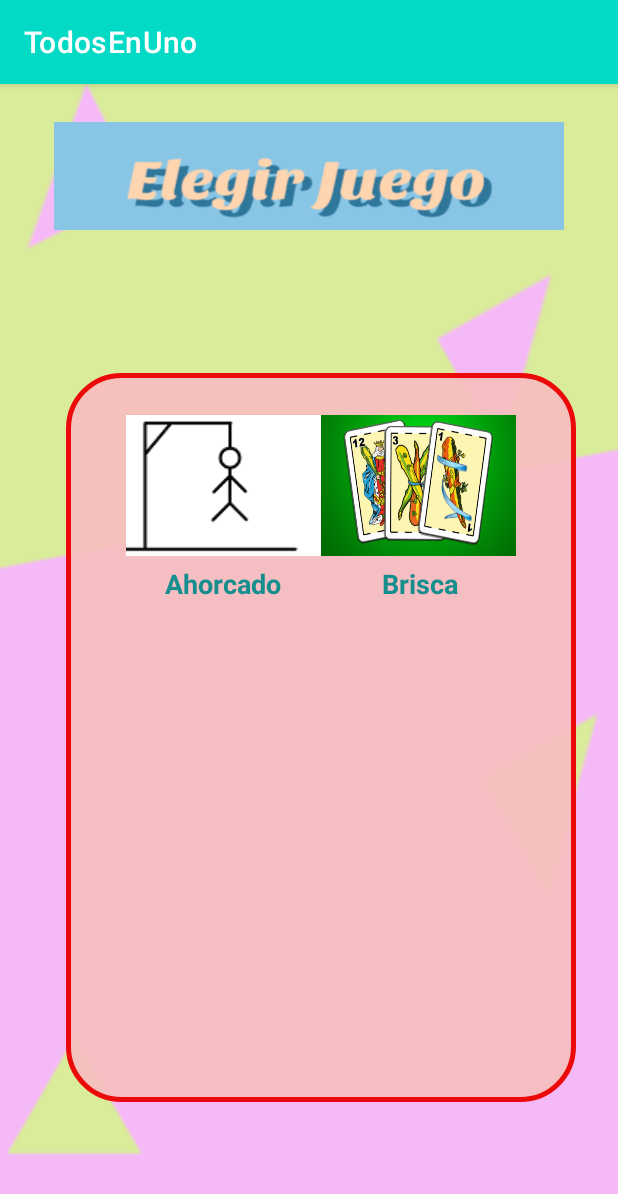
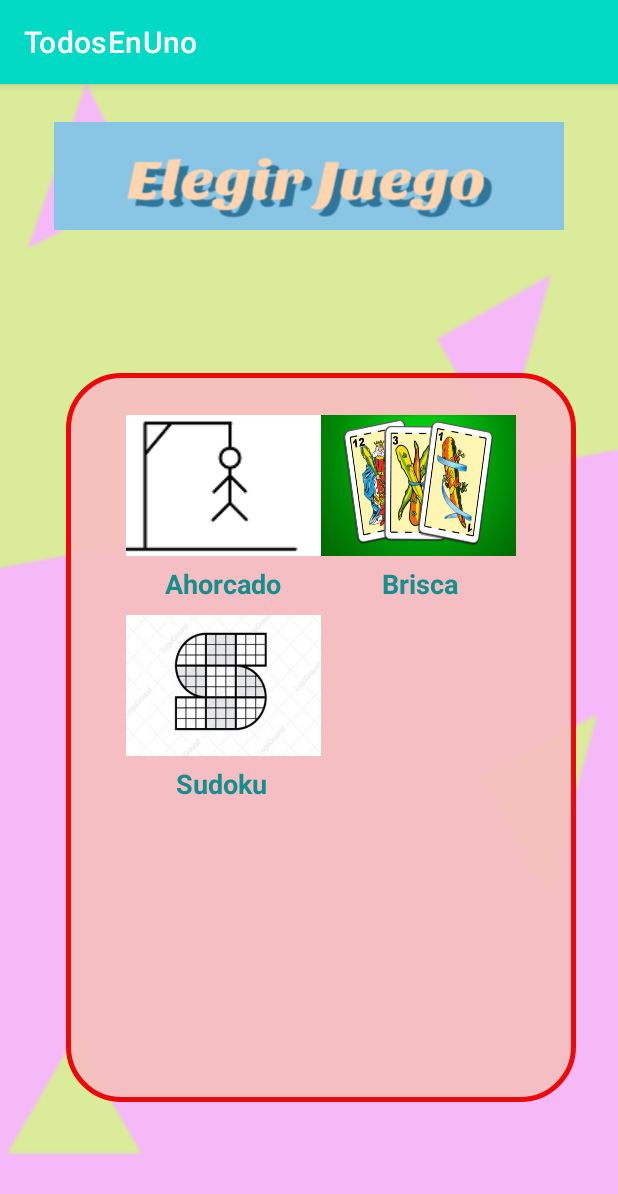
Before and after one commit to theanimaljavi/TodosEnUno, an Android app: the ElegirJuego screen opened directly, with no data from a screen before it, on a phone screen of 412 x 824 dp. Shown: the top 1194 px of the screen. Run offline under Robolectric (Android 15) with nearby library versions, the phone set to English and light mode, and no system bars.

Commit message:
Añadido apartado Sudoku.

```diff
--- a/app/src/main/AndroidManifest.xml
+++ b/app/src/main/AndroidManifest.xml
@@ -13,6 +13,7 @@
         android:roundIcon="@mipmap/ic_launcher_round"
         android:supportsRtl="true"
         android:theme="@style/Theme.TodosEnUno">
+        <activity android:name=".Sudoku.sudoku_jugar"></activity>
         <activity android:name=".Brisca.brisca_jugar" />
         <activity android:name=".Ahorcado.DosJugadores" />
         <activity android:name=".MainActivity">
--- a/app/src/main/java/com/javigu/todosenuno/Brisca/brisca_jugar.java
+++ b/app/src/main/java/com/javigu/todosenuno/Brisca/brisca_jugar.java
@@ -56,9 +56,6 @@ public class brisca_jugar extends AppCompatActivity {
     int o=0, count=0;
     //manejador transiciones
     final Handler handler = new Handler();
-    //*****************TRABAJAR*****************
-    // 27/04
-    // colocar ivTrasera en las cartas IA
 
 
     @Override
--- /dev/null
+++ b/app/src/main/java/com/javigu/todosenuno/Sudoku/sudoku_jugar.java
@@ -0,0 +1,16 @@
+package com.javigu.todosenuno.Sudoku;
+
+import androidx.appcompat.app.AppCompatActivity;
+
+import android.os.Bundle;
+
+import com.javigu.todosenuno.R;
+
+public class sudoku_jugar extends AppCompatActivity {
+
+    @Override
+    protected void onCreate(Bundle savedInstanceState) {
+        super.onCreate(savedInstanceState);
+        setContentView(R.layout.sudoku_jugar);
+    }
+}
--- a/app/src/main/res/layout/elegir_juego.xml
+++ b/app/src/main/res/layout/elegir_juego.xml
@@ -96,6 +96,37 @@
 
     </TextView>
 
+    <ImageButton
+        android:id="@+id/ibSudoku"
+        android:layout_width="130dp"
+        android:layout_height="94dp"
+        android:background="@drawable/sudoku"
+        app:layout_constraintBottom_toBottomOf="parent"
+        app:layout_constraintEnd_toEndOf="parent"
+        app:layout_constraintHorizontal_bias="0.298"
+        app:layout_constraintStart_toStartOf="parent"
+        app:layout_constraintTop_toTopOf="parent"
+        app:layout_constraintVertical_bias="0.525">
+
+    </ImageButton>
+
+    <TextView
+        android:id="@+id/tvSudoku"
+        android:layout_width="128dp"
+        android:layout_height="37dp"
+        android:gravity="center"
+        android:text="Sudoku"
+        android:textColor="#158E8E"
+        android:textSize="18dp"
+        android:textStyle="bold"
+        app:layout_constraintBottom_toBottomOf="parent"
+        app:layout_constraintEnd_toEndOf="parent"
+        app:layout_constraintHorizontal_bias="0.293"
+        app:layout_constraintStart_toStartOf="parent"
+        app:layout_constraintTop_toBottomOf="@+id/ibSudoku"
+        app:layout_constraintVertical_bias="0.0">
+
+    </TextView>
 
     <androidx.constraintlayout.widget.ConstraintLayout
         android:id="@+id/fgJugar"
@@ -107,4 +138,5 @@
 
     </androidx.constraintlayout.widget.ConstraintLayout>
 
+
 </androidx.constraintlayout.widget.ConstraintLayout>
--- /dev/null
+++ b/app/src/main/res/layout/sudoku_jugar.xml
@@ -0,0 +1,9 @@
+<?xml version="1.0" encoding="utf-8"?>
+<androidx.constraintlayout.widget.ConstraintLayout xmlns:android="http://schemas.android.com/apk/res/android"
+    xmlns:app="http://schemas.android.com/apk/res-auto"
+    xmlns:tools="http://schemas.android.com/tools"
+    android:layout_width="match_parent"
+    android:layout_height="match_parent"
+    tools:context=".Sudoku.sudoku_jugar">
+
+</androidx.constraintlayout.widget.ConstraintLayout>
--- a/app/src/main/res/values-night/themes.xml
+++ b/app/src/main/res/values-night/themes.xml
@@ -2,9 +2,9 @@
     <!-- Base application theme. -->
     <style name="Theme.TodosEnUno" parent="Theme.MaterialComponents.DayNight.DarkActionBar">
         <!-- Primary brand color. -->
-        <item name="colorPrimary">@color/purple_200</item>
-        <item name="colorPrimaryVariant">@color/purple_700</item>
-        <item name="colorOnPrimary">@color/black</item>
+        <item name="colorPrimary">@color/teal_200</item>
+        <item name="colorPrimaryVariant">@color/teal_200</item>
+        <item name="colorOnPrimary">@color/white</item>
         <!-- Secondary brand color. -->
         <item name="colorSecondary">@color/teal_200</item>
         <item name="colorSecondaryVariant">@color/teal_200</item>
--- a/app/src/main/res/values/themes.xml
+++ b/app/src/main/res/values/themes.xml
@@ -7,7 +7,7 @@
         <item name="colorOnPrimary">@color/white</item>
         <!-- Secondary brand color. -->
         <item name="colorSecondary">@color/teal_200</item>
-        <item name="colorSecondaryVariant">@color/teal_700</item>
+        <item name="colorSecondaryVariant">@color/teal_200</item>
         <item name="colorOnSecondary">@color/black</item>
         <!-- Status bar color. -->
         <item name="android:statusBarColor" tools:targetApi="l">?attr/colorPrimaryVariant</item>
```
Also changed, not shown: app/src/main/res/drawable-v24/sudoku.png (added).
